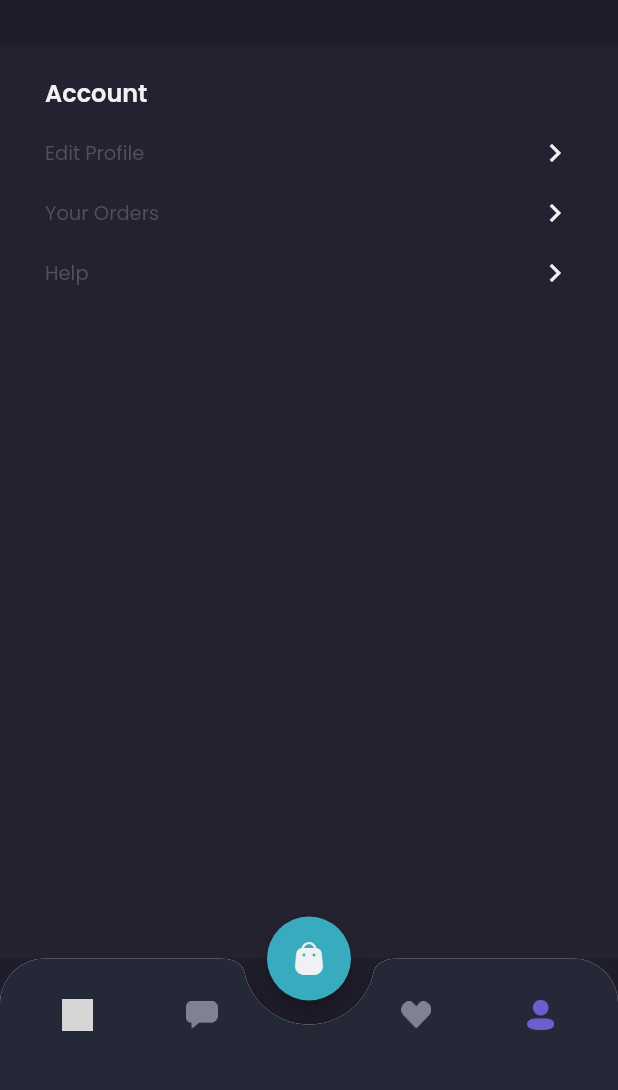
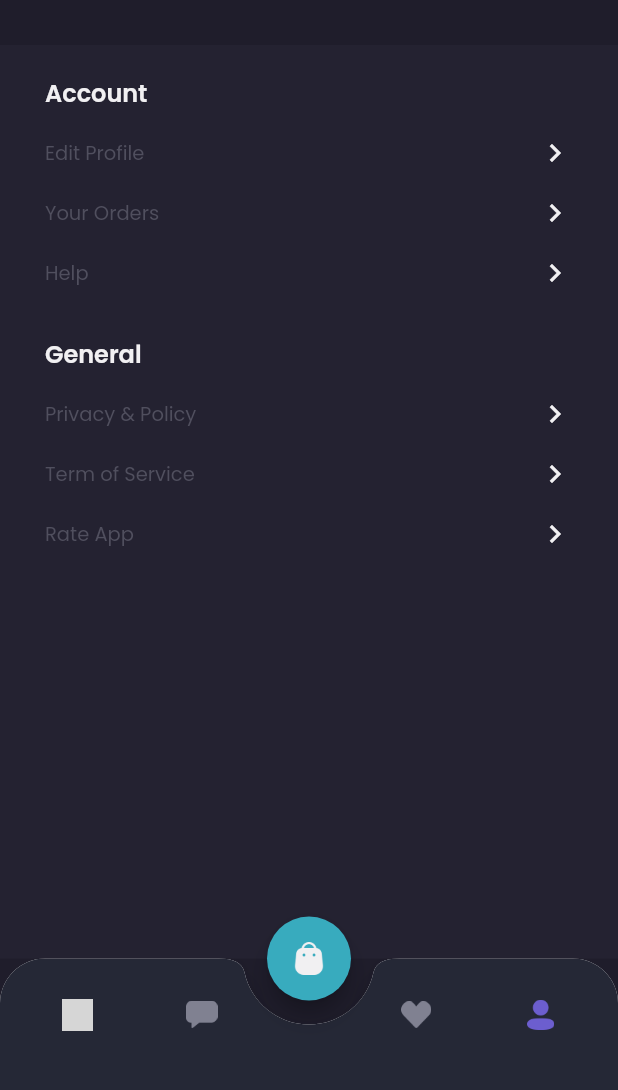
Before and after one commit to AsepCahyudin/saveshamo, a Flutter app: the MainPage screen opened by its route, item 4 of the bottom bar chosen, on a phone screen of 412 x 824 dp, the part 141-1231 px from its top. Run offline on Flutter 3.47's test engine with Material 2 defaults, Android fonts, the phone set to English and light mode, and no system bars; our stand-ins replace google_fonts; grey boxes are pictures that could not be loaded.

Commit message:
menu general

```diff
--- a/lib/pages/home/profile_page.dart
+++ b/lib/pages/home/profile_page.dart
@@ -107,6 +107,25 @@ class ProfilePage extends StatelessWidget {
               menuItem(
                 'Help',
               ),
+              SizedBox(
+                height: 30,
+              ),
+              Text(
+                'General',
+                style: primaryTextStyle.copyWith(
+                  fontSize: 16,
+                  fontWeight: semiBold,
+                ),
+              ),
+              menuItem(
+                'Privacy & Policy',
+              ),
+              menuItem(
+                'Term of Service',
+              ),
+              menuItem(
+                'Rate App',
+              ),
             ],
           ),
         ),
```
